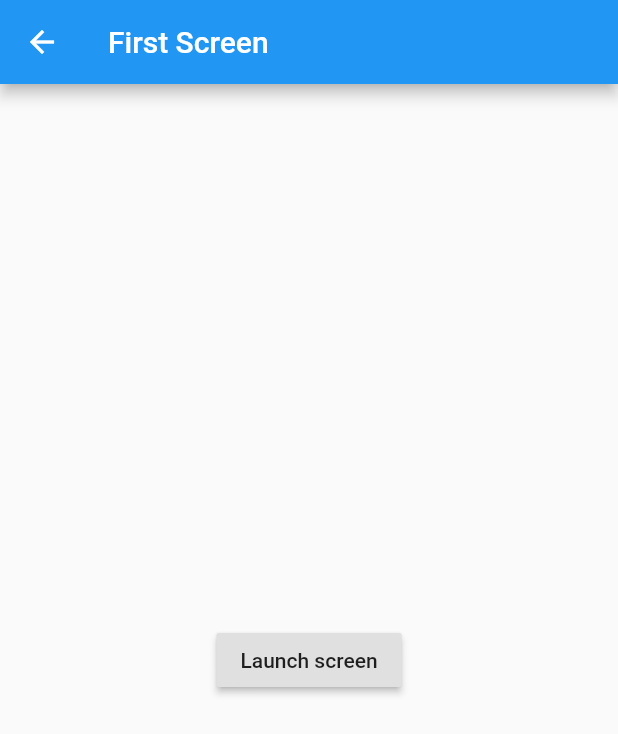
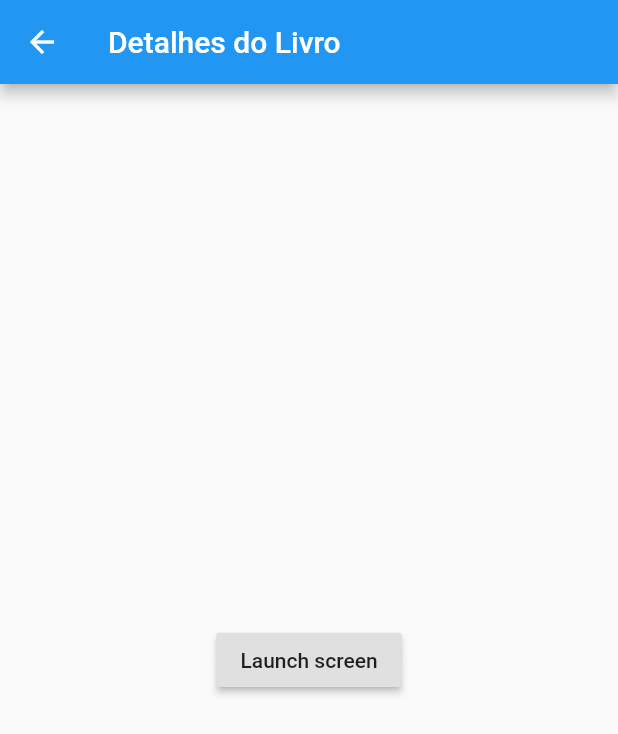
Before and after one commit to Leoxxid/onebitbook_client, a Flutter app: the BookDetailScreen screen opened by its route, on a phone screen of 412 x 824 dp. Shown: the top 734 px of the screen. Run offline on Flutter 3.47's test engine with Material 2 defaults, Android fonts, the phone set to English and light mode, and no system bars.

Commit message:
Feat: Indo pra tela de detalhes do livro no clique do card

```diff
--- a/lib/components/BookCardComponent.dart
+++ b/lib/components/BookCardComponent.dart
@@ -17,7 +17,7 @@ class BookCardComponent extends StatelessWidget {
     return Card(
         child: new InkWell(
       onTap: () {
-        print("tapped");
+        _showBookDetails(context);
       },
       child: Column(
         mainAxisSize: MainAxisSize.min,
--- a/lib/screens/BookDetailScreen.dart
+++ b/lib/screens/BookDetailScreen.dart
@@ -1,11 +1,13 @@
 import 'package:flutter/material.dart';
 
 class BookDetailScreen extends StatelessWidget {
+  final bookDetail = 'Detalhes do Livro';
+
   @override
   Widget build(BuildContext context) {
     return Scaffold(
       appBar: AppBar(
-        title: Text('First Screen'),
+        title: Text(bookDetail),
       ),
       body: Center(
         child: RaisedButton(
```
